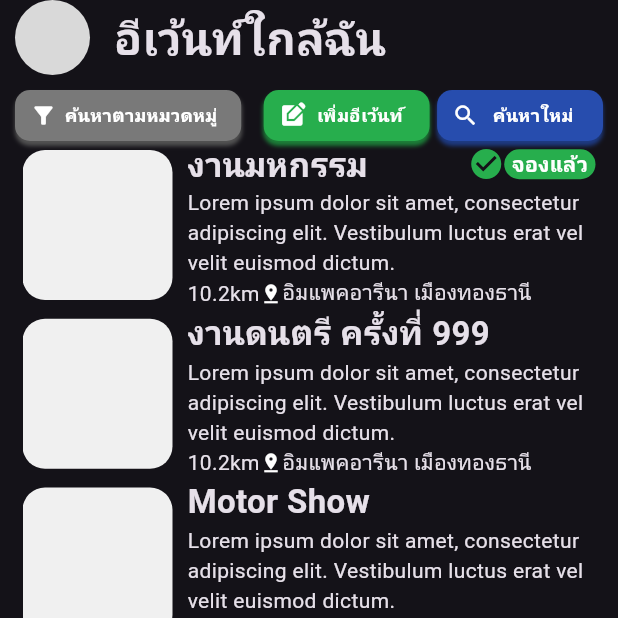
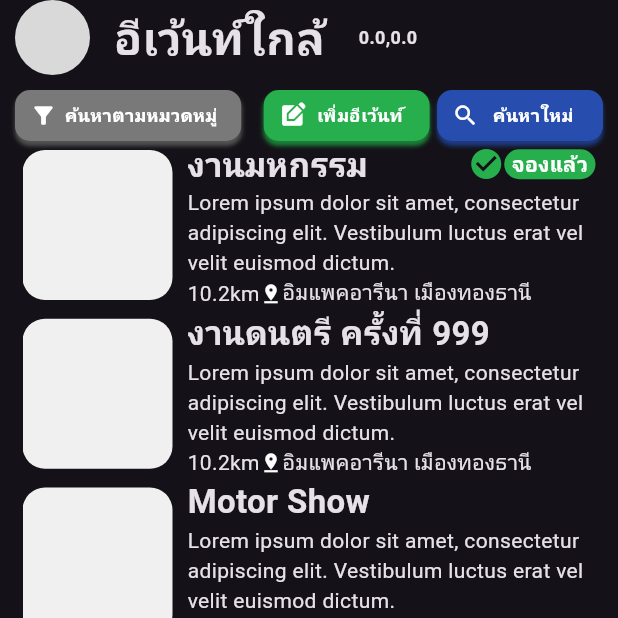
Before and after one commit to sorachatqq/my-event, a Flutter app: the HomeScreen screen opened by its route, after a tap on "อีเว้นท์ใกล้ฉัน", on a phone screen of 412 x 824 dp, the top half of it. Run offline on Flutter 3.47's test engine with Material 3 defaults, Android fonts, the light colour scheme and no system bars; our stand-ins replace dio, easy_stepper, flutter_map, geolocator, get, go_router and 3 more; accounts and stored records are empty; Roboto replaces fonts that are missing (Athiti); statements that could not run were skipped.

Commit message:
[update]: get location

```diff
--- a/lib/pages/pages/home/home_screen.dart
+++ b/lib/pages/pages/home/home_screen.dart
@@ -1,10 +1,11 @@
 import 'package:flutter/cupertino.dart';
 import 'package:flutter/material.dart';
 import 'package:flutter/widgets.dart';
+import 'package:geolocator/geolocator.dart';
 import 'package:get/get.dart';
 import 'package:go_router/go_router.dart';
-
 import '../../../utils/models/model_event.dart';
+import '../../../utils/state/location_state.dart';
 import '../../../utils/state/theme_state.dart';
 import 'components/button_home.dart';
 import '../../../utils/components/event_widget.dart';
@@ -18,6 +19,7 @@ class HomeScreen extends StatefulWidget {
 
 class _HomeScreenState extends State<HomeScreen> {
   final ThemeState themeController = Get.put(ThemeState());
+  final LocationState locationController = Get.put(LocationState());
   List<EventModel> events = [
     EventModel(
         id: "1",
@@ -71,6 +73,23 @@ class _HomeScreenState extends State<HomeScreen> {
   ];
 
   @override
+  void initState() {
+    super.initState();
+    init();
+  }
+
+  init() async {
+    getLocation();
+  }
+
+  Future<void> getLocation() async {
+    Position lastPosition = await locationController.load();
+    print('getLocation');
+    print(lastPosition.latitude);
+    print(lastPosition.longitude);
+  }
+
+  @override
   Widget build(BuildContext context) {
     return Scaffold(
       body: Column(
@@ -102,17 +121,36 @@ class _HomeScreenState extends State<HomeScreen> {
                           ),
                         ),
                       ),
-                      InkWell(
+                      Expanded(
+                        child: InkWell(
                           onTap: () {
                             themeController
                                 .switchTheme(!themeController.isDarkMode.value);
                           },
                           child: Text(
                             'อีเว้นท์ใกล้ฉัน',
+                            maxLines: 1,
                             style: TextStyle(
                                 fontSize: 30, fontWeight: FontWeight.bold),
                           ),
-                      )
+                        ),
+                      ),
+                      Expanded(
+                        child: InkWell(
+                          onTap: () {
+                            themeController
+                                .switchTheme(!themeController.isDarkMode.value);
+                          },
+                          child: Obx(
+                            () => Text(
+                              '${locationController.currentLocation.value.latitude},${locationController.currentLocation.value.longitude}',
+                              maxLines: 1,
+                              style: TextStyle(
+                                  fontSize: 12, fontWeight: FontWeight.bold),
+                            ),
+                          ),
+                        ),
+                      ),
                     ],
                   ),
                   SizedBox(
--- /dev/null
+++ b/lib/utils/helper/determinPosition.dart
@@ -0,0 +1,32 @@
+import 'package:flutter/services.dart';
+import 'package:geolocator/geolocator.dart';
+
+class DeterminePosition {
+  static Future<Position> determinePosition() async {
+    bool serviceEnabled;
+    LocationPermission permission;
+
+    serviceEnabled = await Geolocator.isLocationServiceEnabled();
+    // print(serviceEnabled);
+    if (!serviceEnabled) {
+      return Future.error('Location services are disabled.');
+    }
+    permission = await Geolocator.checkPermission();
+
+    if (permission != LocationPermission.always ||
+        permission != LocationPermission.whileInUse) {
+      try {
+        permission = await Geolocator.requestPermission();
+        if (permission == LocationPermission.denied) {
+          return Future.error('Location permissions are denied');
+        }
+      } on PlatformException catch (e) {
+        print('error : Location');
+        print(e);
+        return Future.error(e.message.toString());
+      }
+    }
+
+    return await Geolocator.getCurrentPosition();
+  }
+}
--- /dev/null
+++ b/lib/utils/state/location_state.dart
@@ -0,0 +1,27 @@
+import 'package:geolocator/geolocator.dart';
+import 'package:get/get.dart';
+import 'package:latlong2/latlong.dart';
+import 'package:shared_preferences/shared_preferences.dart';
+
+import '../helper/determinPosition.dart';
+
+class LocationState extends GetxController {
+  final currentLocation = LatLng(0, 0).obs;
+
+  @override
+  void onInit() {
+    init();
+    super.onInit();
+  }
+
+  void init() async {
+    await load();
+  }
+
+  Future<Position> load() async {
+    Position lastPosition = await DeterminePosition.determinePosition();
+    currentLocation.value =
+        LatLng(lastPosition.latitude, lastPosition.longitude);
+    return lastPosition;
+  }
+}
```
Also changed, not shown: lib/utils/components/dialogs/alert_enable_location_page.dart (added, +65 -0 lines), 1 other file. Lines whose indentation alone changed are shown as unchanged.
